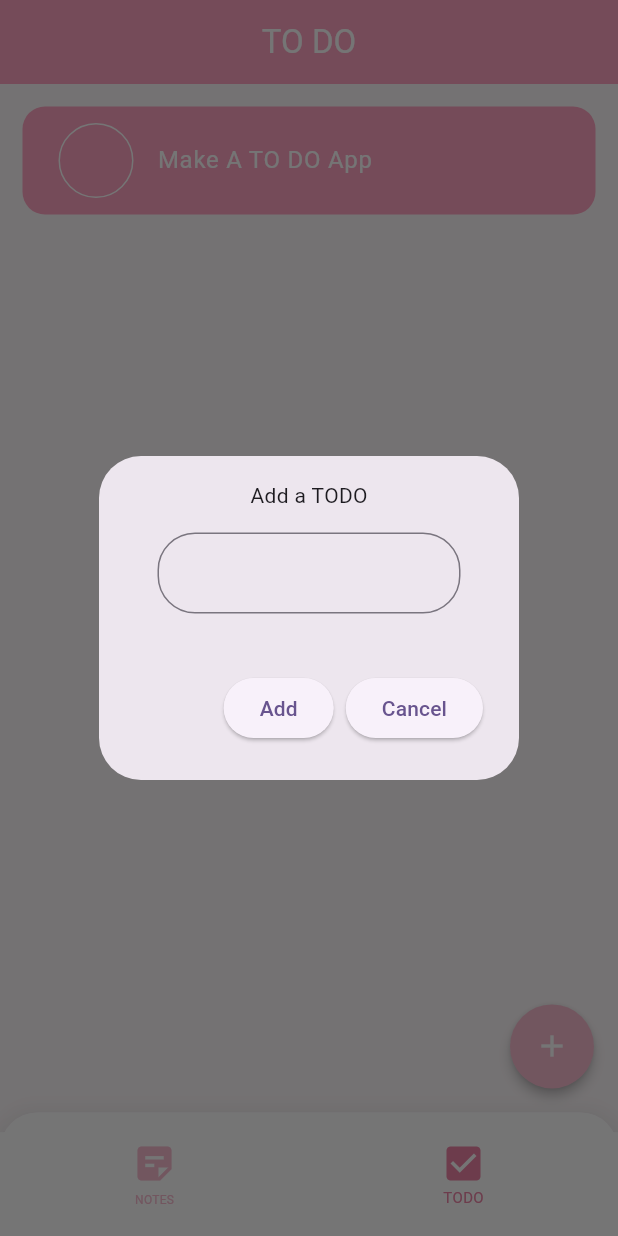
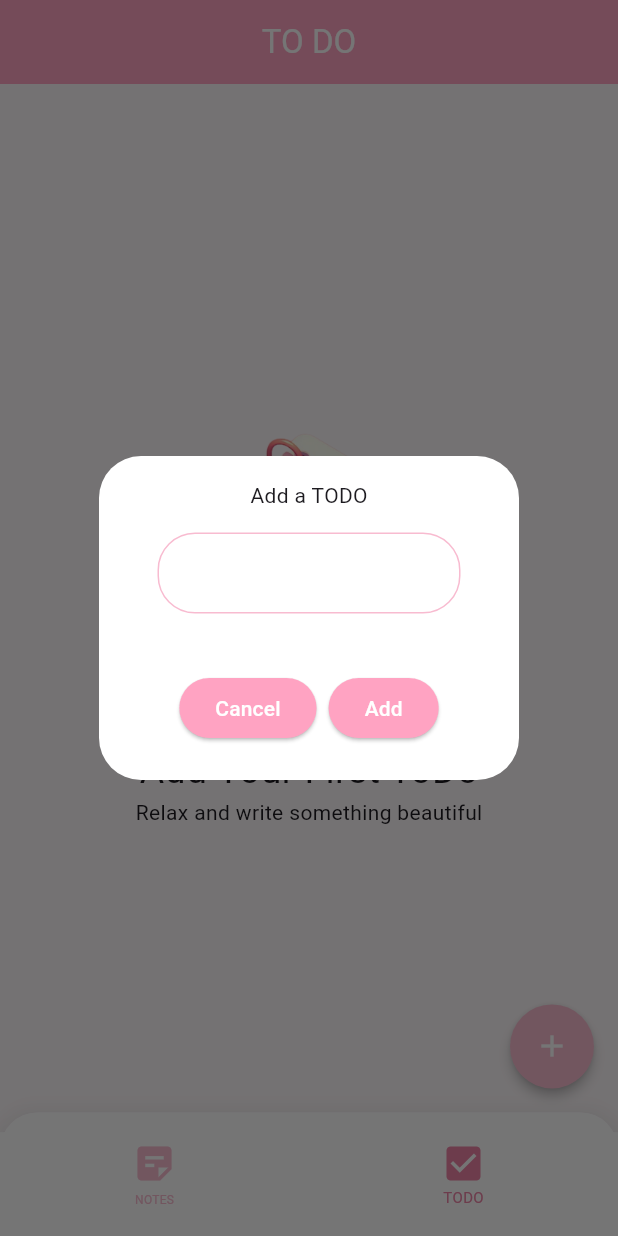
Before and after one commit to MaryamTarek03/Flutter-Note-App, a Flutter app: the screen it shows after launch, item 2 of the bottom bar chosen, after a tap on the "add" icon, on a phone screen of 412 x 824 dp. Run offline on Flutter 3.47's test engine with Material 3 defaults, Android fonts, the phone set to English and light mode, and no system bars; drawn by our look-alikes of flutter_slidable.

Commit message:
Note App

```diff
--- a/lib/logic/data/todos.dart
+++ b/lib/logic/data/todos.dart
@@ -1,6 +1 @@
-import 'package:flutter/material.dart';
-import 'package:my_notes/presentation/widgets/to_do_tile.dart';
-
-List todoItems = [
-  ['Make A TO DO App', false],
-];
+List todoItems = [];
--- /dev/null
+++ b/lib/presentation/pages/a_note.dart
@@ -0,0 +1,53 @@
+import 'package:flutter/material.dart';
+import 'package:my_notes/logic/models/note_model.dart';
+import 'package:my_notes/presentation/pages/note_page.dart';
+import 'package:my_notes/presentation/theme/colors.dart';
+
+class ANote extends StatelessWidget {
+  ANote({super.key, required this.note});
+
+  Note note;
+
+  @override
+  Widget build(BuildContext context) {
+    return InkWell(
+      onTap: () => Navigator.push(
+        context,
+        MaterialPageRoute(
+          builder: (context) => NotePage(note: note),
+        ),
+      ),
+      child: Container(
+        height: 150,
+        width: 250,
+        padding: const EdgeInsets.all(25),
+        decoration: BoxDecoration(
+          color: MyColors.lightPink,
+          borderRadius: BorderRadius.circular(15),
+        ),
+        child: Column(
+          crossAxisAlignment: CrossAxisAlignment.start,
+          mainAxisAlignment: MainAxisAlignment.spaceAround,
+          children: [
+            Text(
+              note.title,
+              overflow: TextOverflow.ellipsis,
+              style: const TextStyle(
+                fontWeight: FontWeight.bold,
+                color: Colors.white,
+              ),
+            ),
+            Text(
+              note.content,
+              overflow: TextOverflow.ellipsis,
+              maxLines: 4,
+              style: const TextStyle(
+                color: Colors.white,
+              ),
+            ),
+          ],
+        ),
+      ),
+    );
+  }
+}
--- a/lib/presentation/pages/my_notes.dart
+++ b/lib/presentation/pages/my_notes.dart
@@ -1,4 +1,7 @@
 import 'package:flutter/material.dart';
+import 'package:my_notes/logic/data/notes.dart';
+import 'package:my_notes/presentation/pages/a_note.dart';
+import 'package:my_notes/presentation/theme/colors.dart';
 
 class MyNotes extends StatelessWidget {
   const MyNotes({super.key});
@@ -10,15 +13,46 @@ class MyNotes extends StatelessWidget {
       appBar: AppBar(
         elevation: 0,
         centerTitle: true,
-        backgroundColor: const Color.fromARGB(255, 237, 131, 166),
-        title: Text(
+        backgroundColor: MyColors.darkPink,
+        title: const Text(
           'My Notes',
           style: TextStyle(
             color: Colors.white,
           ),
         ),
       ),
-      body: Center(child: Text('Notes')),
+      body: Padding(
+        padding: const EdgeInsets.all(25.0),
+        child: GridView.builder(
+          gridDelegate: const SliverGridDelegateWithFixedCrossAxisCount(
+            crossAxisCount: 2,
+            crossAxisSpacing: 15,
+            mainAxisSpacing: 15,
+          ),
+          itemBuilder: (context, index) => ANote(
+            note: myNotes[index],
+          ),
+          itemCount: myNotes.length,
+        ),
+      ),
+      floatingActionButton: FloatingActionButton(
+        onPressed: () {
+          showDialog(
+            context: context,
+            builder: (context) => const AlertDialog(
+              title: Text(
+                'Sorry this Function is not available at the moment',
+              ),
+            ),
+          );
+        },
+        heroTag: null,
+        backgroundColor: MyColors.lightPink,
+        foregroundColor: Colors.white,
+        elevation: 3,
+        shape: const CircleBorder(),
+        child: const Icon(Icons.add),
+      ),
     );
   }
 }
--- a/lib/presentation/pages/todo.dart
+++ b/lib/presentation/pages/todo.dart
@@ -19,7 +19,6 @@ class _ToDoState extends State<ToDo> {
       if (_controller.text.isNotEmpty) {
         setState(() {
           todoItems.add([_controller.text, false]);
-          print(todoItems);
         });
         Navigator.pop(context);
       }
@@ -47,14 +46,42 @@ class _ToDoState extends State<ToDo> {
         elevation: 0,
         centerTitle: true,
         backgroundColor: MyColors.darkPink,
-        title: Text(
+        title: const Text(
           'TO DO',
           style: TextStyle(
             color: Colors.white,
           ),
         ),
       ),
-      body: ListView.builder(
+      body: Stack(
+        children: [
+          Offstage(
+            offstage: todoItems.isNotEmpty,
+            child: Center(
+              child: Visibility(
+                visible: todoItems.isEmpty,
+                child: Column(
+                  crossAxisAlignment: CrossAxisAlignment.center,
+                  mainAxisAlignment: MainAxisAlignment.center,
+                  children: [
+                    Image.asset(
+                      'assets/emptyNotes.png',
+                      height: 250,
+                    ),
+                    const Text(
+                      'Add Your First ToDo',
+                      style: TextStyle(
+                        fontSize: 25,
+                      ),
+                    ),
+                    const Text('Relax and write something beautiful'),
+                  ],
+                ),
+              ),
+            ),
+          ),
+          Expanded(
+            child: ListView.builder(
               itemBuilder: (context, index) => ToDoTile(
                 todo: todoItems[index][0],
                 isChecked: todoItems[index][1],
@@ -62,6 +89,9 @@ class _ToDoState extends State<ToDo> {
                 deleteFunction: (context) => deleteTodo(index),
               ),
               itemCount: todoItems.length,
+            ),
+          ),
+        ],
       ),
       floatingActionButton: FloatingActionButton(
         onPressed: () {
@@ -77,8 +107,8 @@ class _ToDoState extends State<ToDo> {
         backgroundColor: MyColors.lightPink,
         foregroundColor: Colors.white,
         elevation: 3,
-        shape: CircleBorder(),
-        child: Icon(Icons.add),
+        shape: const CircleBorder(),
+        child: const Icon(Icons.add),
       ),
     );
   }
--- a/lib/presentation/widgets/add_todo.dart
+++ b/lib/presentation/widgets/add_todo.dart
@@ -16,17 +16,31 @@ class TodoAddAlert extends StatelessWidget {
   @override
   Widget build(BuildContext context) {
     return AlertDialog(
+      backgroundColor: Colors.white,
+      actionsAlignment: MainAxisAlignment.center,
       content: Column(
         mainAxisSize: MainAxisSize.min,
         children: [
-          SizedBox(width: double.infinity),
-          Text('Add a TODO'),
+          const SizedBox(width: double.infinity),
+          const Text('Add a TODO'),
           Padding(
             padding: const EdgeInsets.all(15.0),
             child: TextField(
               controller: controller,
+              cursorColor: MyColors.darkPink,
               decoration: InputDecoration(
-                contentPadding: EdgeInsets.all(15),
+                contentPadding: const EdgeInsets.all(15),
+                enabled: true,
+                fillColor: Colors.white,
+                filled: true,
+                enabledBorder: OutlineInputBorder(
+                  borderSide: BorderSide(color: MyColors.lightPink),
+                  borderRadius: BorderRadius.circular(25),
+                ),
+                focusedBorder: OutlineInputBorder(
+                  borderSide: BorderSide(color: MyColors.darkPink),
+                  borderRadius: BorderRadius.circular(25),
+                ),
                 border: OutlineInputBorder(
                   borderRadius: BorderRadius.circular(25),
                   borderSide: BorderSide(
@@ -41,12 +55,12 @@ class TodoAddAlert extends StatelessWidget {
       ),
       actions: [
         AlertButton(
+          text: 'Cancel',
+          onPressed: onCancel,
+        ),
+        AlertButton(
           text: 'Add',
           onPressed: onAdd,
-        ),
-        AlertButton(
-          text: 'Cancel',
-          onPressed: onCancel,
         ),
       ],
     );
@@ -66,6 +80,9 @@ class AlertButton extends StatelessWidget {
   @override
   Widget build(BuildContext context) {
     return ElevatedButton(
+      style: ButtonStyle(
+          backgroundColor: MaterialStatePropertyAll(MyColors.darkPink),
+          foregroundColor: const MaterialStatePropertyAll(Colors.white)),
       onPressed: onPressed,
       child: Text(text),
     );
--- a/lib/presentation/widgets/to_do_tile.dart
+++ b/lib/presentation/widgets/to_do_tile.dart
@@ -30,7 +30,7 @@ class _ToDoTileState extends State<ToDoTile> {
       ),
       child: Slidable(
         endActionPane: ActionPane(
-          motion: StretchMotion(),
+          motion: const StretchMotion(),
           children: [
             SlidableAction(
               onPressed: widget.deleteFunction,
@@ -49,6 +49,8 @@ class _ToDoTileState extends State<ToDoTile> {
             padding: const EdgeInsets.all(8.0),
             child: ListTile(
               leading: Container(
+                height: 35,
+                width: 35,
                 decoration: BoxDecoration(
                   color: widget.isChecked
                       ? MyColors.lightPink
@@ -63,8 +65,8 @@ class _ToDoTileState extends State<ToDoTile> {
                   value: widget.isChecked,
                   activeColor: MyColors.lightPink,
                   overlayColor: MaterialStatePropertyAll(MyColors.lightPink),
-                  side: BorderSide(color: Colors.transparent),
-                  splashRadius: 15, focusColor: MyColors.lightPink,
+                  side: const BorderSide(color: Colors.transparent),
+                  focusColor: MyColors.lightPink,
                   shape: RoundedRectangleBorder(
                     side: BorderSide(color: MyColors.lightPink),
                     borderRadius: BorderRadius.circular(15),
```
Also changed, not shown: lib/logic/data/notes.dart (+19 -0 lines), lib/logic/models/note_model.dart (added, +7 -0 lines), lib/presentation/pages/note_page.dart (added, +86 -0 lines), pubspec.yaml (+4 -6 lines), assets/emptyNotes.png (added), assets/emptyTodos.png (added). Lines whose indentation alone changed are shown as unchanged.
